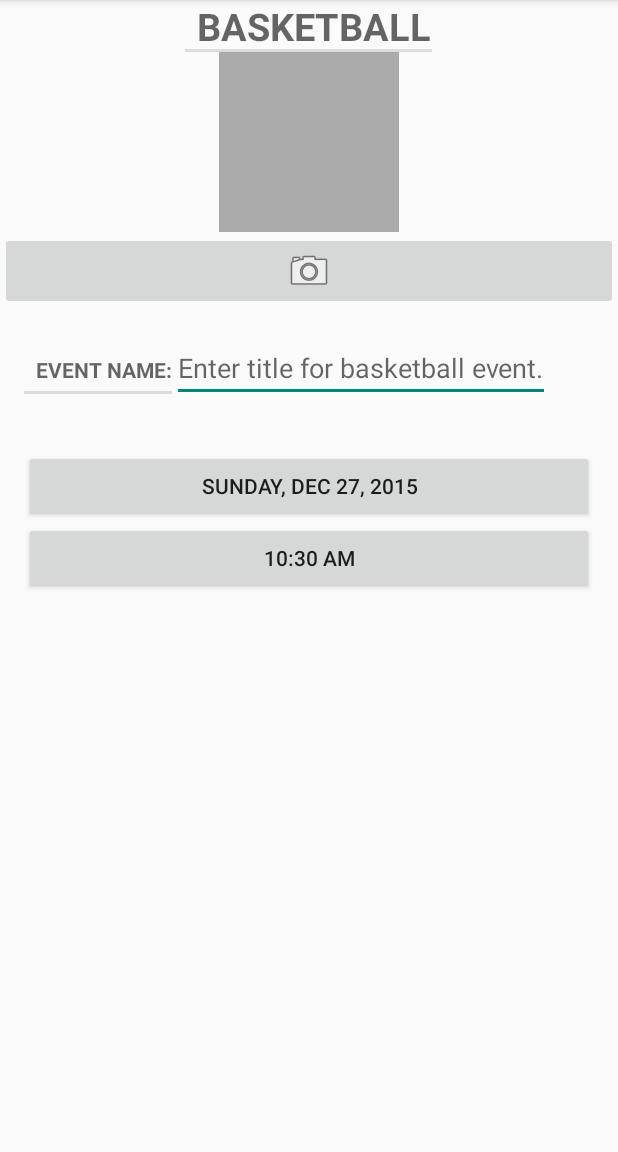
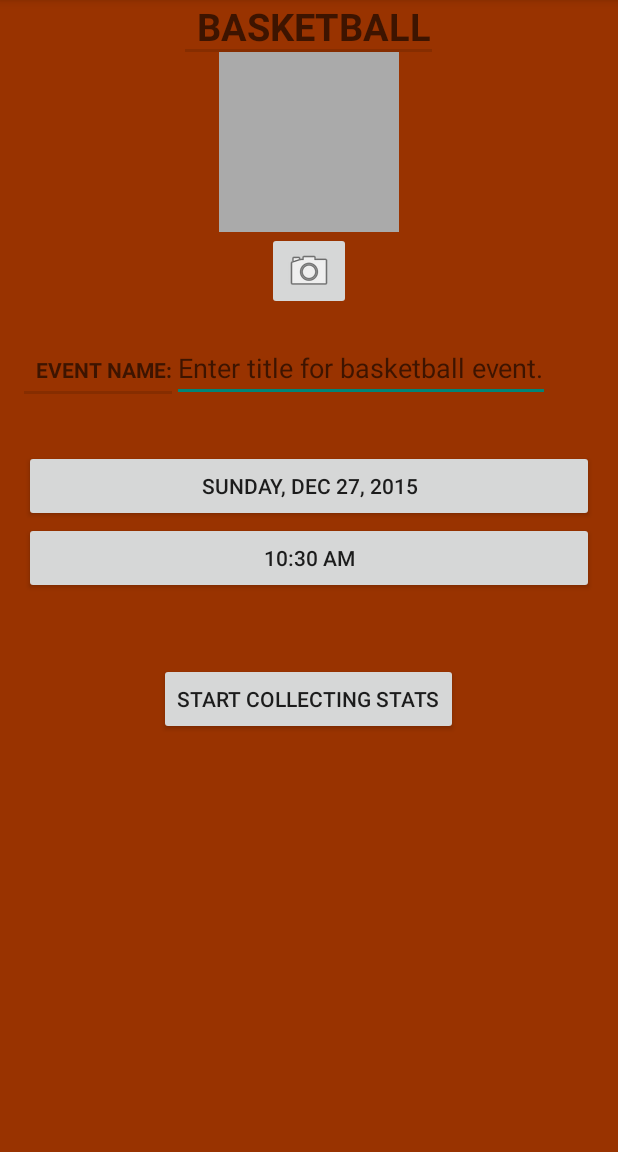
Before and after one commit to fware/TrueChalk, an Android app: the BasketballChalkPagerActivity screen opened directly, with no data from a screen before it, on a phone screen of 412 x 824 dp, the part 84-1236 px from its top. Run offline under Robolectric (Android 15) with nearby library versions, the phone set to English and light mode, and no system bars.

Commit message:
Tweaking the Event entry page.

```diff
--- a/app/src/main/java/com/wareshopc/app/truechalk/sportselector/SportSelectorActivity.java
+++ b/app/src/main/java/com/wareshopc/app/truechalk/sportselector/SportSelectorActivity.java
@@ -51,8 +51,8 @@ public class SportSelectorActivity extends AppCompatActivity implements Navigati
         drawer.setDrawerListener(toggle);
         toggle.syncState();
 
-        RelativeLayout rLayout = (RelativeLayout) findViewById(R.id.sports_selector_llayout);
-        rLayout.setBackgroundColor(getResources().getColor(R.color.amber_400));
+        RelativeLayout rLayout = (RelativeLayout) findViewById(R.id.sports_selector_rlayout);
+        rLayout.setBackgroundColor(getResources().getColor(R.color.lighter_rustlike));
 
 
 //        mSoccerImageView = (ImageView) findViewById(R.id.soccerImageView);
--- a/app/src/main/java/com/wareshopc/app/truechalk/sportselector/basketball/BasketballChalk.java
+++ b/app/src/main/java/com/wareshopc/app/truechalk/sportselector/basketball/BasketballChalk.java
@@ -11,14 +11,14 @@ import java.util.UUID;
 public class BasketballChalk {
 
     private static final String JSON_ID = "id";
-    private static final String JSON_TITLE = "title";
+    private static final String JSON_EVENTNAME = "eventname";
     private static final String JSON_DATE = "date";
     private static final String JSON_PHOTO = "photo";
     private static final String JSON_SOLVED = "solved";
     private static final String JSON_SUSPECT = "suspect";
 
     private UUID mId;
-    private String mTitle;
+    private String mEventName;
     private Date mDate;
     private boolean mSolved;
     private Photo mPhoto;
@@ -32,14 +32,14 @@ public class BasketballChalk {
 
     public BasketballChalk(JSONObject json) throws JSONException {
         mId = UUID.fromString(json.getString(JSON_ID));
-        if (json.has(JSON_TITLE)) {
-            mTitle = json.getString(JSON_TITLE);
+        if (json.has(JSON_EVENTNAME)) {
+            mEventName = json.getString(JSON_EVENTNAME);
             if (json.has(JSON_PHOTO))
                 mPhoto = new Photo(json.getJSONObject(JSON_PHOTO));
         }
-        if (json.has(JSON_SUSPECT))
-            mSuspect = json.getString(JSON_SUSPECT);
-        mSolved = json.getBoolean(JSON_SOLVED);
+        //if (json.has(JSON_SUSPECT))
+        //    mSuspect = json.getString(JSON_SUSPECT);
+        //mSolved = json.getBoolean(JSON_SOLVED);
         mDate = new Date(json.getLong(JSON_DATE));
     }
 
@@ -47,12 +47,12 @@ public class BasketballChalk {
     public JSONObject toJSON() throws JSONException {
         JSONObject json = new JSONObject();
         json.put(JSON_ID, mId.toString());
-        json.put(JSON_TITLE, mTitle);
+        json.put(JSON_EVENTNAME, mEventName);
         json.put(JSON_DATE, mDate.getTime());
-        json.put(JSON_SOLVED, mSolved);
+        //json.put(JSON_SOLVED, mSolved);
         if (mPhoto != null)
             json.put(JSON_PHOTO, mPhoto.toJSON());
-        json.put(JSON_SUSPECT, mSuspect);
+        //json.put(JSON_SUSPECT, mSuspect);
         return json;
     }
 
@@ -73,15 +73,15 @@ public class BasketballChalk {
 
     @Override
     public String toString() {
-        return mTitle;
+        return mEventName;
     }
 
     public String getTitle() {
-        return mTitle;
+        return mEventName;
     }
 
     public void setTitle(String title) {
-        mTitle = title;
+        mEventName = title;
     }
 
     public UUID getId() {
--- a/app/src/main/java/com/wareshopc/app/truechalk/sportselector/basketball/BasketballChalkFragment.java
+++ b/app/src/main/java/com/wareshopc/app/truechalk/sportselector/basketball/BasketballChalkFragment.java
@@ -29,6 +29,7 @@ import android.widget.CompoundButton;
 import android.widget.EditText;
 import android.widget.ImageButton;
 import android.widget.ImageView;
+import android.widget.LinearLayout;
 
 import com.wareshopc.app.truechalk.DatePickerFragment;
 import com.wareshopc.app.truechalk.ImageFragment;
@@ -52,7 +53,7 @@ public class BasketballChalkFragment extends Fragment {
     private static final int REQUEST_DATE = 0;
     private static final int REQUEST_TIME = 1;
     private static final int REQUEST_PHOTO = 2;
-    private static final int REQUEST_CONTACT = 3;
+    //private static final int REQUEST_CONTACT = 3;
     private static final String DIALOG_IMAGE = "image";
     private BasketballChalk mBasketballChalk;
     private EditText mTitleField;
@@ -107,6 +108,9 @@ public class BasketballChalkFragment extends Fragment {
                              Bundle savedInstanceState) {
         View v = inflater.inflate(R.layout.fragment_basketballchalk_1st_screen, parent, false);
 
+        LinearLayout lLayout = (LinearLayout) v.findViewById(R.id.llayout);
+        lLayout.setBackgroundColor(getResources().getColor(R.color.lighter_rustlike));
+
         //getActivity().setTitle(R.string.basketball_chalk_title);
 
         if (Build.VERSION.SDK_INT >= Build.VERSION_CODES.HONEYCOMB) {
@@ -139,8 +143,7 @@ public class BasketballChalkFragment extends Fragment {
         mDateButton.setOnClickListener(new View.OnClickListener() {
             public void onClick(View v) {
                 FragmentManager fm = getActivity().getSupportFragmentManager();
-                DatePickerFragment dialog = DatePickerFragment
-                        .newInstance(mBasketballChalk.getDate());
+                DatePickerFragment dialog = DatePickerFragment.newInstance(mBasketballChalk.getDate());
                 dialog.setTargetFragment(BasketballChalkFragment.this, REQUEST_DATE);
                 dialog.show(fm, DIALOG_DATE);
             }
@@ -232,9 +235,9 @@ public class BasketballChalkFragment extends Fragment {
         //    }
         //});
 
-        if (mBasketballChalk.getEvent() != null) {
-            mSuspectButton.setText(mBasketballChalk.getEvent());
-        }
+        //if (mBasketballChalk.getEvent() != null) {
+        //    mSuspectButton.setText(mBasketballChalk.getEvent());
+        //}
 
         return v;
     }
@@ -273,7 +276,9 @@ public class BasketballChalkFragment extends Fragment {
                 mCallbacks.onChalkUpdated(mBasketballChalk);
                 showPhoto();
             }
-        } else if (requestCode == REQUEST_CONTACT) {
+        }
+        /*
+        else if (requestCode == REQUEST_CONTACT) {
             Uri contactUri = data.getData();
             // Specify which fields you want your query to return
             // values for.
@@ -298,6 +303,7 @@ public class BasketballChalkFragment extends Fragment {
             mSuspectButton.setText(suspect);
             c.close();
         }
+        */
     }
 
     @Override
--- a/app/src/main/res/layout/content_sport_selector.xml
+++ b/app/src/main/res/layout/content_sport_selector.xml
@@ -2,7 +2,7 @@
 <RelativeLayout xmlns:android="http://schemas.android.com/apk/res/android"
     xmlns:app="http://schemas.android.com/apk/res-auto"
     xmlns:tools="http://schemas.android.com/tools"
-    android:id="@+id/sports_selector_llayout"
+    android:id="@+id/sports_selector_rlayout"
     android:layout_width="match_parent"
     android:layout_height="match_parent"
     android:paddingBottom="@dimen/activity_vertical_margin"
--- a/app/src/main/res/layout/fragment_basketballchalk_1st_screen.xml
+++ b/app/src/main/res/layout/fragment_basketballchalk_1st_screen.xml
@@ -1,5 +1,6 @@
 <?xml version="1.0" encoding="utf-8"?>
 <LinearLayout xmlns:android="http://schemas.android.com/apk/res/android"
+    android:id="@+id/llayout"
     android:layout_width="match_parent"
     android:layout_height="match_parent"
     android:orientation="vertical"
@@ -25,9 +26,10 @@
     <!--android:scaleType="centerInside"-->
 
     <ImageButton
-        android:layout_width="match_parent"
+        android:id="@+id/chalk_imageButton"
+        android:layout_width="wrap_content"
         android:layout_height="wrap_content"
-        android:id="@+id/chalk_imageButton"
+        android:layout_gravity="center"
         android:src="@android:drawable/ic_menu_camera" />
 
     <LinearLayout
@@ -94,21 +96,24 @@
         android:layout_marginLeft="16dp"
         android:layout_marginRight="16dp" />
 
+    <Button
+        android:layout_width="wrap_content"
+        android:layout_height="wrap_content"
+        android:id="@+id/chalk_event_finishButton"
+        android:layout_gravity="center_horizontal"
+        android:layout_marginTop="46dp"
+        android:layout_marginLeft="16dp"
+        android:layout_marginRight="16dp"
+        android:text="@string/start_collecting_stats" />
+
+
     <!--CheckBox
         android:id="@+id/chalk_completed"
         android:layout_width="match_parent"
         android:layout_height="wrap_content"
         android:layout_marginLeft="16dp"
         android:layout_marginRight="16dp"
-        android:text="@string/chalk_solved_label" /-->
-
-    <!--Button
-        android:layout_width="match_parent"
-        android:layout_height="wrap_content"
-        android:id="@+id/chalk_eventButton"
-        android:layout_marginLeft="16dp"
-        android:layout_marginRight="16dp"
-        android:text="@string/chalk_event_text" />
+        android:text="@string/chalk_solved_label" />
 
     <Button
         android:layout_width="match_parent"
--- a/app/src/main/res/values/strings.xml
+++ b/app/src/main/res/values/strings.xml
@@ -9,6 +9,8 @@
     <string name="date_picker_title">Date of Event:</string>
     <string name="time_picker_title">Time of Event:</string>
     <string name="new_chalk_event">New Chalk Collection</string>
+    <string name="finish_button_label">Finish</string>
+    <string name="start_collecting_stats">Start Collecting Stats</string>
     <!--string name="show_subtitle">Show Subtitle</string>
     <string name="hide_subtitle">Hide Subtitle</string>
     <string name="subtitle">If you see something, say something.</string-->
```
